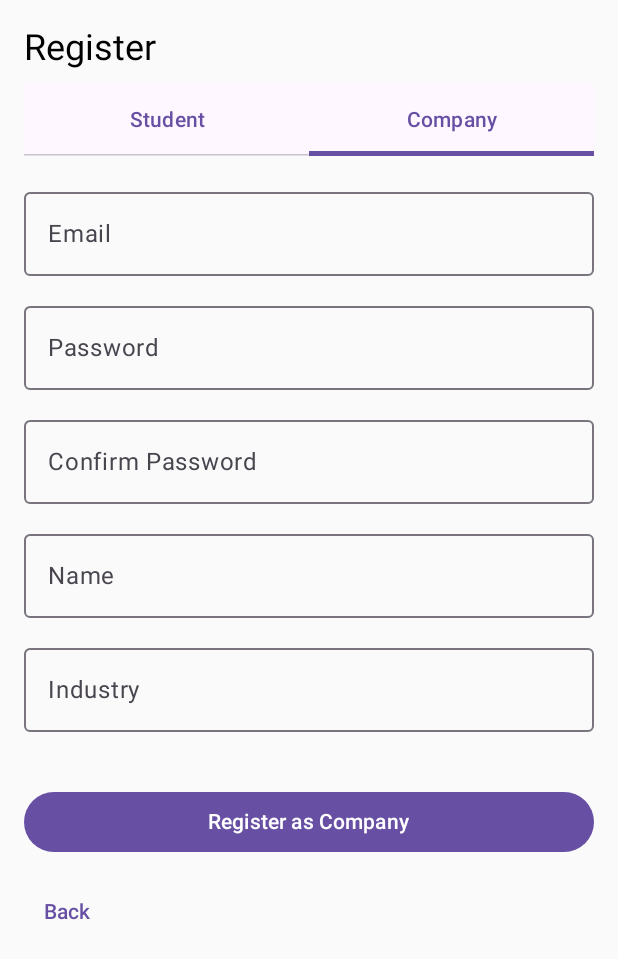
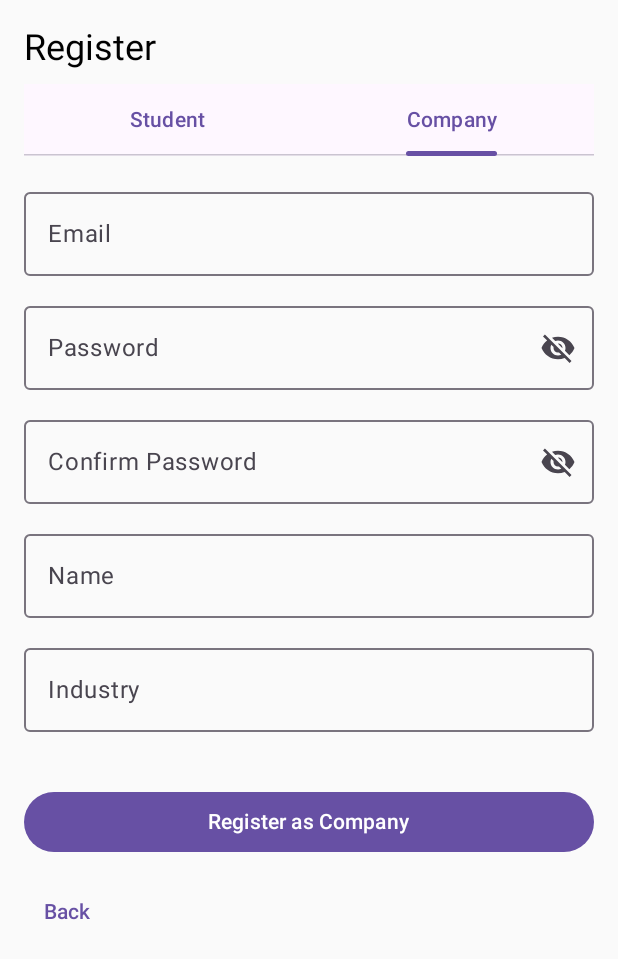
Before and after one commit to LazarBojanic/InternConnect, an Android app built with Jetpack Compose: the RegisterScreen screen opened through its navigation route, tab 2 chosen, on a phone screen of 412 x 824 dp. Shown: the top 959 px of the screen. Run offline under Robolectric (Android 15) with nearby library versions, the light colour scheme and no system bars; our stand-ins replace Compose Multiplatform resources; 3 statements that could not run were skipped.

Commit message:
bug fixing

```diff
--- a/backend/internconnectbackendktor/src/main/kotlin/auth/Security.kt
+++ b/backend/internconnectbackendktor/src/main/kotlin/auth/Security.kt
@@ -36,7 +36,7 @@ val RoleAuthorizationPlugin = createRouteScopedPlugin(
 	val allowedRoles = pluginConfig.allowedRoles.map { it.name }.toSet()
 	onCall { call ->
 		val principal = call.principal<JWTPrincipal>()
-		val role = principal?.payload?.getClaim("role")?.asString()
+		val role = principal?.payload?.getClaim("userRole")?.asString()
 		if (role == null || role !in allowedRoles) {
 			call.respond(
 				HttpStatusCode.Forbidden,
--- a/frontend/internconnectfrontendclient/composeApp/build.gradle.kts
+++ b/frontend/internconnectfrontendclient/composeApp/build.gradle.kts
@@ -41,6 +41,7 @@ kotlin {
             implementation(compose.runtime)
             implementation(compose.foundation)
             implementation(compose.material3)
+	        implementation(compose.materialIconsExtended)
             implementation(compose.ui)
             implementation(compose.components.resources)
             implementation(compose.components.uiToolingPreview)
--- a/frontend/internconnectfrontendclient/composeApp/src/commonMain/kotlin/com/internconnect/internconnectfrontendclient/http/AppHttpClient.kt
+++ b/frontend/internconnectfrontendclient/composeApp/src/commonMain/kotlin/com/internconnect/internconnectfrontendclient/http/AppHttpClient.kt
@@ -46,8 +46,8 @@ class AppHttpClient(
 			accept(ContentType.Application.Json)
 
 			val token = tokenStore.token.value
-			if (!token?.access.isNullOrBlank()) {
-				headers.append(HttpHeaders.Authorization, "Bearer $token")
+			token?.access?.takeIf { it.isNotBlank() }?.let { access ->
+				headers.append(HttpHeaders.Authorization, "Bearer $access")
 			}
 		}
 	}
--- /dev/null
+++ b/frontend/internconnectfrontendclient/composeApp/src/commonMain/kotlin/com/internconnect/internconnectfrontendclient/ui/components/AppTextField.kt
@@ -0,0 +1,30 @@
+package com.internconnect.internconnectfrontendclient.ui.components
+
+import androidx.compose.foundation.layout.fillMaxWidth
+import androidx.compose.material3.OutlinedTextField
+import androidx.compose.material3.Text
+import androidx.compose.runtime.Composable
+import androidx.compose.ui.Modifier
+
+@Composable
+fun AppTextField(
+	value: String,
+	onValueChange: (String) -> Unit,
+	label: String,
+	modifier: Modifier = Modifier,
+	singleLine: Boolean = true,
+	isError: Boolean = false,
+	supportingText: String? = null,
+) {
+	OutlinedTextField(
+		value = value,
+		onValueChange = onValueChange,
+		label = { Text(label) },
+		singleLine = singleLine,
+		isError = isError,
+		supportingText = supportingText?.let { { Text(it) } },
+		modifier = Modifier
+			.fillMaxWidth()
+			.then(modifier)
+	)
+}
--- /dev/null
+++ b/frontend/internconnectfrontendclient/composeApp/src/commonMain/kotlin/com/internconnect/internconnectfrontendclient/ui/components/PasswordTextField.kt
@@ -0,0 +1,46 @@
+package com.internconnect.internconnectfrontendclient.ui.components
+
+import androidx.compose.material.icons.Icons
+import androidx.compose.material.icons.filled.Visibility
+import androidx.compose.material.icons.filled.VisibilityOff
+import androidx.compose.material3.Icon
+import androidx.compose.material3.IconButton
+import androidx.compose.material3.OutlinedTextField
+import androidx.compose.material3.Text
+import androidx.compose.runtime.Composable
+import androidx.compose.runtime.mutableStateOf
+import androidx.compose.runtime.remember
+import androidx.compose.ui.Modifier
+import androidx.compose.ui.text.input.PasswordVisualTransformation
+import androidx.compose.ui.text.input.VisualTransformation
+
+@Composable
+fun PasswordTextField(
+	value: String,
+	onValueChange: (String) -> Unit,
+	label: String = "Password",
+	modifier: Modifier = Modifier,
+	singleLine: Boolean = true,
+	isError: Boolean = false,
+	supportingText: String? = null,
+) {
+	val (showPassword, setShowPassword) = remember { mutableStateOf(false) }
+
+	OutlinedTextField(
+		value = value,
+		onValueChange = onValueChange,
+		label = { Text(label) },
+		singleLine = singleLine,
+		isError = isError,
+		supportingText = supportingText?.let { { Text(it) } },
+		visualTransformation = if (showPassword) VisualTransformation.None else PasswordVisualTransformation(),
+		trailingIcon = {
+			val image = if (showPassword) Icons.Filled.Visibility else Icons.Filled.VisibilityOff
+			val description = if (showPassword) "Hide password" else "Show password"
+			IconButton(onClick = { setShowPassword(!showPassword) }) {
+				Icon(imageVector = image, contentDescription = description)
+			}
+		},
+		modifier = modifier
+	)
+}
--- a/frontend/internconnectfrontendclient/composeApp/src/commonMain/kotlin/com/internconnect/internconnectfrontendclient/ui/components/RegisterCompanyPane.kt
+++ b/frontend/internconnectfrontendclient/composeApp/src/commonMain/kotlin/com/internconnect/internconnectfrontendclient/ui/components/RegisterCompanyPane.kt
@@ -1,6 +1,7 @@
 package com.internconnect.internconnectfrontendclient.ui.components
 
 import androidx.compose.foundation.layout.*
+import androidx.compose.foundation.text.input.TextFieldState
 import androidx.compose.material3.*
 import androidx.compose.runtime.*
 import androidx.compose.ui.Modifier
@@ -38,11 +39,11 @@ fun RegisterCompanyPane(onSuccess: () -> Unit, onBack: () -> Unit) {
 	}
 
 	Column(verticalArrangement = Arrangement.spacedBy(12.dp)) {
-		OutlinedTextField(email, { email = it }, label = { Text("Email") }, modifier = Modifier.fillMaxWidth())
-		OutlinedTextField(password, { password = it }, label = { Text("Password") }, visualTransformation = PasswordVisualTransformation(), modifier = Modifier.fillMaxWidth())
-		OutlinedTextField(confirmPassword, { confirmPassword = it }, label = { Text("Confirm Password") }, visualTransformation = PasswordVisualTransformation(), modifier = Modifier.fillMaxWidth())
-		OutlinedTextField(name, { name = it }, label = { Text("Name") }, modifier = Modifier.fillMaxWidth())
-		OutlinedTextField(industry, { industry = it }, label = { Text("Industry") }, modifier = Modifier.fillMaxWidth())
+		AppTextField(email, { email = it }, label = "Email", modifier = Modifier.fillMaxWidth())
+		PasswordTextField(password, {password = it}, label = "Password", modifier = Modifier.fillMaxWidth())
+		PasswordTextField(confirmPassword, {confirmPassword = it}, label = "Confirm Password", modifier = Modifier.fillMaxWidth())
+		AppTextField(name, { name = it }, label = "Name", modifier = Modifier.fillMaxWidth())
+		AppTextField(industry, { industry = it }, label = "Industry", modifier = Modifier.fillMaxWidth())
 		Spacer(Modifier.height(12.dp))
 
 
--- a/frontend/internconnectfrontendclient/composeApp/src/commonMain/kotlin/com/internconnect/internconnectfrontendclient/ui/components/RegisterStudentPane.kt
+++ b/frontend/internconnectfrontendclient/composeApp/src/commonMain/kotlin/com/internconnect/internconnectfrontendclient/ui/components/RegisterStudentPane.kt
@@ -1,6 +1,7 @@
 package com.internconnect.internconnectfrontendclient.ui.components
 
 import androidx.compose.foundation.layout.*
+import androidx.compose.foundation.text.input.TextFieldState
 import androidx.compose.material3.*
 import androidx.compose.runtime.*
 import androidx.compose.ui.Modifier
@@ -43,12 +44,12 @@ fun RegisterStudentPane(onSuccess: () -> Unit, onBack: () -> Unit) {
 	}
 
 	Column(verticalArrangement = Arrangement.spacedBy(12.dp)) {
-		OutlinedTextField(email, { email = it }, label = { Text("Email") }, modifier = Modifier.fillMaxWidth())
-		OutlinedTextField(password, { password = it }, label = { Text("Password") }, visualTransformation = PasswordVisualTransformation(), modifier = Modifier.fillMaxWidth())
-		OutlinedTextField(confirmPassword, { confirmPassword = it }, label = { Text("Confirm Password") }, visualTransformation = PasswordVisualTransformation(), modifier = Modifier.fillMaxWidth())
-		OutlinedTextField(firstName, { firstName = it }, label = { Text("First Name") }, modifier = Modifier.fillMaxWidth())
-		OutlinedTextField(lastName, { lastName = it }, label = { Text("Last Name") }, modifier = Modifier.fillMaxWidth())
-		OutlinedTextField(schoolName, { schoolName = it }, label = { Text("School Name") }, modifier = Modifier.fillMaxWidth())
+		AppTextField(email, { email = it }, label = "Email", modifier = Modifier.fillMaxWidth())
+		PasswordTextField(password, {password = it}, label = "Password", modifier = Modifier.fillMaxWidth())
+		PasswordTextField(confirmPassword, {confirmPassword = it}, label = "Confirm Password", modifier = Modifier.fillMaxWidth())
+		AppTextField(firstName, { firstName = it }, label = "First Name", modifier = Modifier.fillMaxWidth())
+		AppTextField(lastName, { lastName = it }, label = "Last Name", modifier = Modifier.fillMaxWidth())
+		AppTextField(schoolName, { schoolName = it }, label = "School Name", modifier = Modifier.fillMaxWidth())
 		Slider(value = grade.toFloat(), onValueChange = { grade = it.toInt() }, valueRange = 1f..12f, steps = 11, modifier = Modifier.fillMaxWidth())
 		Spacer(Modifier.height(12.dp))
 
--- a/frontend/internconnectfrontendclient/composeApp/src/commonMain/kotlin/com/internconnect/internconnectfrontendclient/ui/screen/RegisterScreen.kt
+++ b/frontend/internconnectfrontendclient/composeApp/src/commonMain/kotlin/com/internconnect/internconnectfrontendclient/ui/screen/RegisterScreen.kt
@@ -20,7 +20,7 @@ fun RegisterScreen(
 		Text(text = "Register", style = MaterialTheme.typography.headlineSmall)
 		Spacer(Modifier.height(8.dp))
 
-		TabRow(selectedTabIndex = tabIndex) {
+		PrimaryTabRow(selectedTabIndex = tabIndex) {
 			tabs.forEachIndexed { index, title ->
 				Tab(
 					selected = tabIndex == index,
--- a/frontend/internconnectfrontendclient/gradle/libs.versions.toml
+++ b/frontend/internconnectfrontendclient/gradle/libs.versions.toml
@@ -9,6 +9,7 @@ androidxAppcompat = "1.7.1"
 androidxCore = "1.17.0"
 androidxLifecycle = "2.10.0-alpha03"
 androidxNavigation = "2.9.1"
+
 
 kotlinxSerializationJson = "1.9.0"
 kotlinxCoroutines = "1.10.2"
@@ -26,10 +27,12 @@ room = "2.8.3"
 sqlite = "2.6.1"
 coil = "3.3.0"
 
+
 [libraries]
 androidxCoreKtx = { module = "androidx.core:core-ktx", version.ref = "androidxCore" }
 androidxAppcompat = { module = "androidx.appcompat:appcompat", version.ref = "androidxAppcompat" }
 androidxActivityCompose = { module = "androidx.activity:activity-compose", version.ref = "androidxActivity" }
+
 
 androidxLifecycleViewModelSavedState = { module = "org.jetbrains.androidx.lifecycle:lifecycle-viewmodel-savedstate", version.ref = "androidxLifecycle" }
 androidxLifecycleViewmodelCompose = { module = "org.jetbrains.androidx.lifecycle:lifecycle-viewmodel-compose", version.ref = "androidxLifecycle" }
```
Also changed, not shown: backend/internconnectbackendktor/src/main/kotlin/routing/AuthRoutes.kt (+9 -8 lines), frontend/internconnectfrontendclient/composeApp/src/commonMain/kotlin/com/internconnect/internconnectfrontendclient/ui/screen/LoginScreen.kt (+6 -10 lines).
